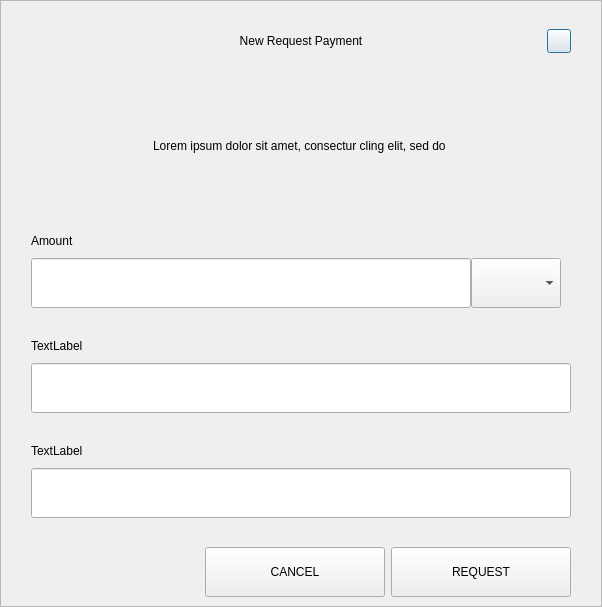
Above: src/qt/pivx/forms/requestdialog.ui from eons-finance/ALQO before the change. Below: the same form after it.
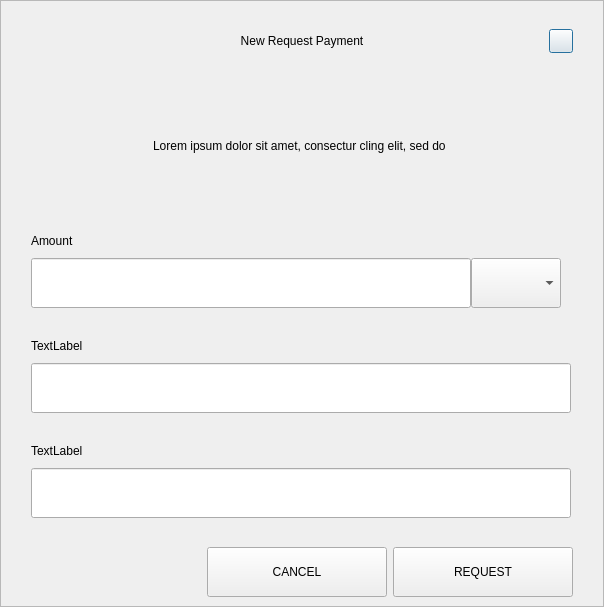
That is the form after the change.

```diff
--- a/src/qt/pivx/forms/requestdialog.ui
+++ b/src/qt/pivx/forms/requestdialog.ui
@@ -6,13 +6,16 @@
    <rect>
     <x>0</x>
     <y>0</y>
-    <width>602</width>
+    <width>604</width>
     <height>607</height>
    </rect>
   </property>
   <property name="windowTitle">
    <string>Dialog</string>
   </property>
+  <property name="styleSheet">
+   <string notr="true">color: rgb(0, 0, 0);</string>
+  </property>
   <layout class="QVBoxLayout" name="verticalLayout_5">
    <property name="spacing">
     <number>0</number>
```
